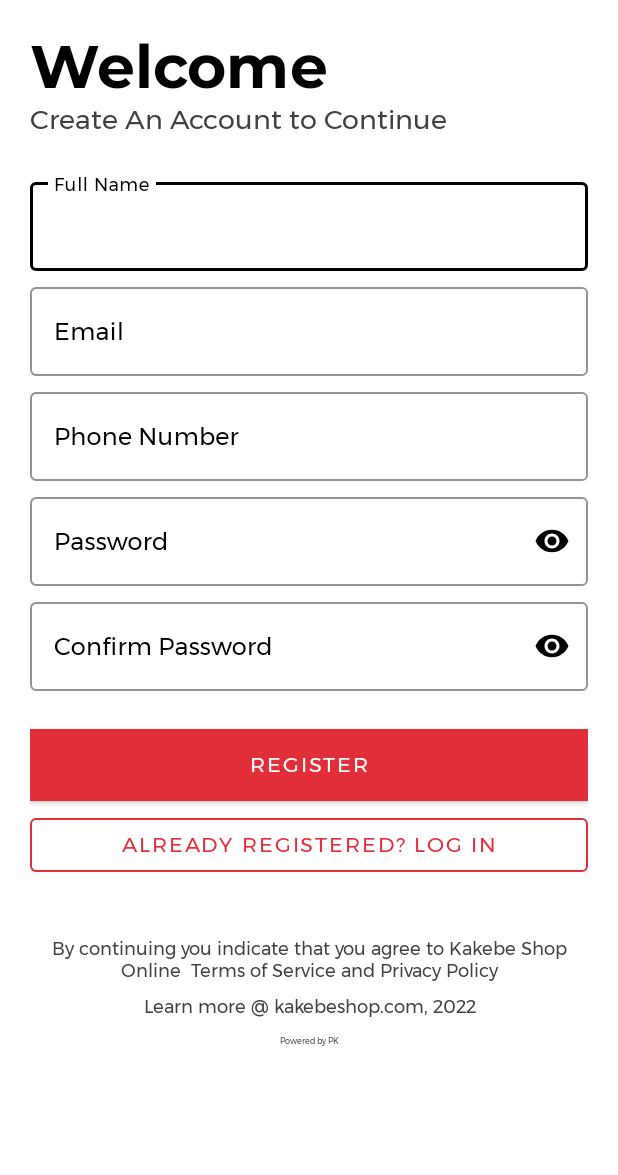
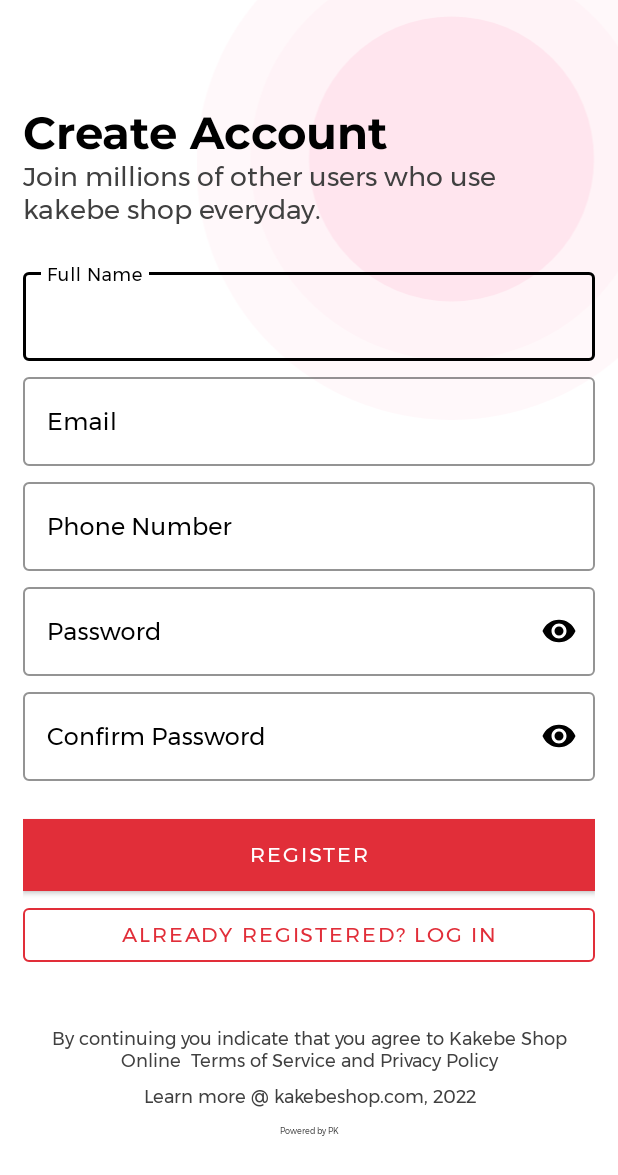
Before and after one commit to patrickhamzaokello/KakebeNative, an Android app: the RegisterMaterial screen opened directly, with no data from a screen before it, on a phone screen of 412 x 824 dp. Shown: the top 1175 px of the screen. Run offline under Robolectric (Android 15) with nearby library versions, the phone set to English and light mode, and no system bars; libraries missing offline, so code that uses them is left out: cn.pedant.

Commit message:
updates on ui

```diff
--- a/app/src/main/java/com/pkasemer/kakebeshoplira/Fragments/Profile.java
+++ b/app/src/main/java/com/pkasemer/kakebeshoplira/Fragments/Profile.java
@@ -40,9 +40,11 @@
 import com.pkasemer.kakebeshoplira.Models.CreateAddressResponse;
 import com.pkasemer.kakebeshoplira.Models.User;
 import com.pkasemer.kakebeshoplira.Models.UserAddress;
+import com.pkasemer.kakebeshoplira.PlaceOrder;
 import com.pkasemer.kakebeshoplira.R;
 import com.pkasemer.kakebeshoplira.RootActivity;
 import com.pkasemer.kakebeshoplira.Utils.PaginationScrollListener;
+import com.pkasemer.kakebeshoplira.localDatabase.SenseDBHelper;
 
 import java.util.List;
 import java.util.concurrent.TimeoutException;
@@ -87,6 +89,7 @@
 
     private ShopApiEndPoints shopApiEndPoints;
     private Object PaginationAdapterCallback;
+    private SenseDBHelper db;
 
 
     public Profile() {
@@ -129,6 +132,7 @@
 
         //getting the current user
         User user = SharedPrefManager.getInstance(getContext()).getUser();
+        db = new SenseDBHelper(getContext());
 //        userModel.getId();
 
         //setting the values to the textviews
@@ -146,6 +150,7 @@
             @Override
             public void onClick(View view) {
                 SharedPrefManager.getInstance(getContext()).logout();
+                db.clearCart();
 
             }
         });
--- a/app/src/main/java/com/pkasemer/kakebeshoplira/SplashActivity.java
+++ b/app/src/main/java/com/pkasemer/kakebeshoplira/SplashActivity.java
@@ -51,7 +51,7 @@
                 onboarding_sharedPreferences = getSharedPreferences("onBoardingScreen", MODE_PRIVATE);
                 boolean isFirstTime = onboarding_sharedPreferences.getBoolean("firstTime", true);
 
-                if(!isFirstTime){
+                if(isFirstTime){
                     SharedPreferences.Editor editor = onboarding_sharedPreferences.edit();
                     editor.putBoolean("firstTime", false);
                     editor.commit();
--- /dev/null
+++ b/app/src/main/res/drawable/ic_component_2__1_.xml
@@ -0,0 +1,21 @@
+<vector xmlns:android="http://schemas.android.com/apk/res/android"
+    android:width="340dp"
+    android:height="340dp"
+    android:viewportWidth="340"
+    android:viewportHeight="340">
+  <path
+      android:pathData="M170,170m-170,0a170,170 0,1 1,340 0a170,170 0,1 1,-340 0"
+      android:strokeAlpha="0.63"
+      android:fillColor="#FFC8D2"
+      android:fillAlpha="0.126"/>
+  <path
+      android:pathData="M170,166m-134,0a134,134 0,1 1,268 0a134,134 0,1 1,-268 0"
+      android:strokeAlpha="0.63"
+      android:fillColor="#FFD1DF"
+      android:fillAlpha="0.126"/>
+  <path
+      android:pathData="M170,166m-95,0a95,95 0,1 1,190 0a95,95 0,1 1,-190 0"
+      android:strokeAlpha="0.63"
+      android:fillColor="#FF88AC"
+      android:fillAlpha="0.126"/>
+</vector>
--- a/app/src/main/res/layout/activity_register_material.xml
+++ b/app/src/main/res/layout/activity_register_material.xml
@@ -14,11 +14,33 @@
 
         >
 
+        <RelativeLayout
+            android:id="@+id/bigcirclebottom"
+            android:layout_width="match_parent"
+            android:layout_height="wrap_content"
+            android:layout_alignParentTop="true"
+            android:layout_alignParentRight="true"
+            android:layout_marginRight="-190dp"
+            android:layout_marginTop="-60dp"
+            >
+
+            <ImageView
+                android:id="@+id/splashimage2"
+                android:layout_width="match_parent"
+                android:layout_height="wrap_content"
+                android:layout_alignParentLeft="true"
+                android:layout_centerHorizontal="true"
+                android:src="@drawable/ic_component_2__1_" />
+
+        </RelativeLayout>
+
+
         <LinearLayout
             android:layout_width="match_parent"
             android:layout_height="match_parent"
             android:orientation="vertical"
-            android:paddingHorizontal="20dp">
+            android:paddingTop="50dp"
+            android:paddingHorizontal="15dp">
 
             <TextView
                 android:id="@+id/register_welcomeback"
@@ -26,9 +48,9 @@
                 android:layout_height="wrap_content"
                 android:layout_marginTop="20dp"
                 android:fontFamily="@font/montserrat_bold"
-                android:text="Welcome"
+                android:text="Create Account"
                 android:textColor="#000"
-                android:textSize="40sp"
+                android:textSize="30sp"
                 android:includeFontPadding="false"
                 android:transitionName="logo_text"
 
@@ -41,7 +63,7 @@
                 android:fontFamily="@font/montserrat"
                 android:includeFontPadding="false"
                 android:textColor="@color/light_black"
-                android:text="Create An Account to Continue"
+                android:text="Join millions of other users who use kakebe shop everyday."
                 android:textSize="18sp"
                 android:transitionName="logo_desc" />
 
```
Also changed, not shown: app/src/main/res/drawable/ic_component_2.xml (added, +21 -0 lines), app/src/main/res/drawable/ic_kakebe_svg.xml (added, +12 -0 lines), app/src/main/res/layout/activity_login_material.xml (+26 -11 lines), app/src/main/res/layout/activity_splash_activity.xml (+24 -4 lines).
